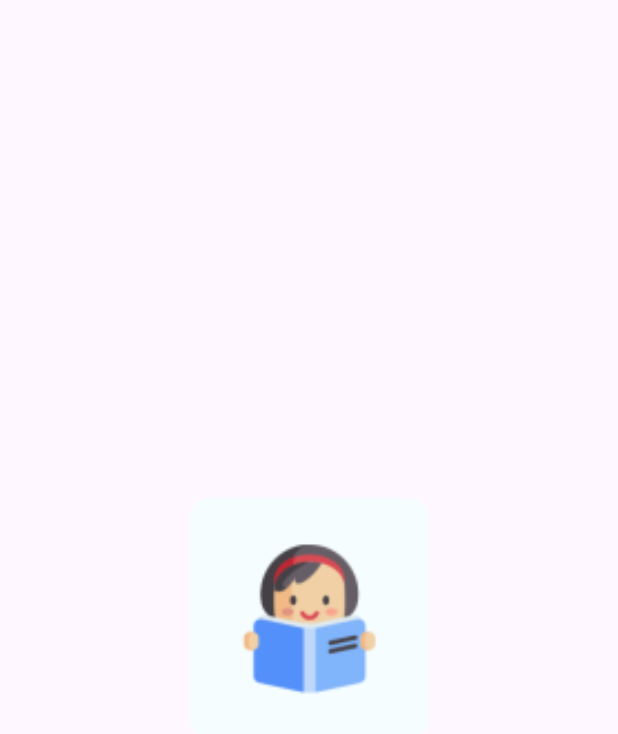
After one commit to virasare/Literalink, an Android app: the layout activity_splash.xml on its own in the app's theme, with its tools: preview values and no code run, on a phone screen of 412 x 824 dp. The commit adds this screen. Shown: the top 734 px of the screen. Run offline under Robolectric (Android 15) with nearby library versions, the phone set to English and light mode, and no system bars.

Commit message:
percantik dan splash screnn

```diff
--- a/app/src/main/AndroidManifest.xml
+++ b/app/src/main/AndroidManifest.xml
@@ -22,6 +22,7 @@
                 <category android:name="android.intent.category.LAUNCHER" />
             </intent-filter>
         </activity>
+        <activity android:name=".SplashActivity"/>
         <activity android:name=".DetailActivity" />
         <activity android:name=".AboutActivity" />
     </application>
--- /dev/null
+++ b/app/src/main/java/com/dicoding/literalinkapps/SplashActivity.kt
@@ -0,0 +1,30 @@
+package com.dicoding.literalinkapps
+
+import android.content.Intent
+import android.os.Bundle
+import android.os.Handler
+import android.os.Looper
+import android.view.animation.AnimationUtils
+import android.widget.ImageView
+import androidx.appcompat.app.AppCompatActivity
+
+class SplashActivity : AppCompatActivity() {
+
+    override fun onCreate(savedInstanceState: Bundle?) {
+        super.onCreate(savedInstanceState)
+        setContentView(R.layout.activity_splash)
+
+        val logoImageView: ImageView = findViewById(R.id.splash_logo)
+
+        val fadeIn = AnimationUtils.loadAnimation(this, R.anim.fade_in)
+        logoImageView.startAnimation(fadeIn)
+
+        val splashScreenDuration: Long = 3000
+
+        Handler(Looper.getMainLooper()).postDelayed({
+            val intent = Intent(this@SplashActivity, MainActivity::class.java)
+            startActivity(intent)
+            finish()
+        }, splashScreenDuration)
+    }
+}
--- /dev/null
+++ b/app/src/main/res/anim/fade_in.xml
@@ -0,0 +1,5 @@
+<?xml version="1.0" encoding="utf-8"?>
+<alpha xmlns:android="http://schemas.android.com/apk/res/android"
+    android:fromAlpha="0.0"
+    android:toAlpha="1.0"
+    android:duration="1500" />
--- /dev/null
+++ b/app/src/main/res/drawable/ic_bookmark.xml
@@ -0,0 +1,5 @@
+<vector xmlns:android="http://schemas.android.com/apk/res/android" android:height="24dp" android:tint="#000000" android:viewportHeight="24" android:viewportWidth="24" android:width="24dp">
+
+    <path android:fillColor="@android:color/white" android:pathData="M17,3L7,3c-1.1,0 -1.99,0.9 -1.99,2L5,21l7,-3 7,3L19,5c0,-1.1 -0.9,-2 -2,-2zM17,18l-5,-2.18L7,18L7,5h10v13z"/>
+
+</vector>
--- /dev/null
+++ b/app/src/main/res/drawable/ic_search.xml
@@ -0,0 +1,5 @@
+<vector xmlns:android="http://schemas.android.com/apk/res/android" android:height="24dp" android:tint="#000000" android:viewportHeight="24" android:viewportWidth="24" android:width="24dp">
+
+    <path android:fillColor="@android:color/white" android:pathData="M15.5,14h-0.79l-0.28,-0.27C15.41,12.59 16,11.11 16,9.5 16,5.91 13.09,3 9.5,3S3,5.91 3,9.5 5.91,16 9.5,16c1.61,0 3.09,-0.59 4.23,-1.57l0.27,0.28v0.79l5,4.99L20.49,19l-4.99,-5zM9.5,14C7.01,14 5,11.99 5,9.5S7.01,5 9.5,5 14,7.01 14,9.5 11.99,14 9.5,14z"/>
+
+</vector>
--- /dev/null
+++ b/app/src/main/res/drawable/ic_share.xml
@@ -0,0 +1,5 @@
+<vector xmlns:android="http://schemas.android.com/apk/res/android" android:height="24dp" android:tint="#000000" android:viewportHeight="24" android:viewportWidth="24" android:width="24dp">
+
+    <path android:fillColor="@android:color/white" android:pathData="M18,16.08c-0.76,0 -1.44,0.3 -1.96,0.77L8.91,12.7c0.05,-0.23 0.09,-0.46 0.09,-0.7s-0.04,-0.47 -0.09,-0.7l7.05,-4.11c0.54,0.5 1.25,0.81 2.04,0.81 1.66,0 3,-1.34 3,-3s-1.34,-3 -3,-3 -3,1.34 -3,3c0,0.24 0.04,0.47 0.09,0.7L8.04,9.81C7.5,9.31 6.79,9 6,9c-1.66,0 -3,1.34 -3,3s1.34,3 3,3c0.79,0 1.5,-0.31 2.04,-0.81l7.12,4.16c-0.05,0.21 -0.08,0.43 -0.08,0.65 0,1.61 1.31,2.92 2.92,2.92 1.61,0 2.92,-1.31 2.92,-2.92s-1.31,-2.92 -2.92,-2.92z"/>
+
+</vector>
--- /dev/null
+++ b/app/src/main/res/layout/activity_splash.xml
@@ -0,0 +1,18 @@
+<?xml version="1.0" encoding="utf-8"?>
+<androidx.constraintlayout.widget.ConstraintLayout xmlns:android="http://schemas.android.com/apk/res/android"
+    xmlns:app="http://schemas.android.com/apk/res-auto"
+    xmlns:tools="http://schemas.android.com/tools"
+    android:layout_width="match_parent"
+    android:layout_height="match_parent">
+
+    <ImageView
+        android:id="@+id/splash_logo"
+        android:layout_width="160dp"
+        android:layout_height="160dp"
+        app:layout_constraintBottom_toBottomOf="parent"
+        app:layout_constraintEnd_toEndOf="parent"
+        app:layout_constraintStart_toStartOf="parent"
+        app:layout_constraintTop_toTopOf="parent"
+        android:layout_centerInParent="true"
+        app:srcCompat="@mipmap/ic_launcher_round" />
+</androidx.constraintlayout.widget.ConstraintLayout>
--- a/app/src/main/res/values/colors.xml
+++ b/app/src/main/res/values/colors.xml
@@ -2,4 +2,9 @@
 <resources>
     <color name="black">#FF000000</color>
     <color name="white">#FFFFFFFF</color>
+    <color name="blue">#3498DB</color>
+    <color name="blue_light">#87CEEB</color>
+    <color name="blue_dark">#2C3E50</color>
+    <color name="gray_text">#606060</color>
+    <color name="gray">#95A5A6</color>
 </resources>
--- a/app/src/main/res/values/strings.xml
+++ b/app/src/main/res/values/strings.xml
@@ -20,6 +20,9 @@
     <string name="about">About</string>
     <string name="my_name">Lusia Elvira Sue Sare</string>
     <string name="my_email">virasare@gmail.com</string>
+    <string name="share">Share</string>
+    <string name="bookmark">Bookmark</string>
+    <string name="search">Search</string>
     <string-array name="data_title">
         <item>Tentang Kamu</item>
         <item>Bumi</item>
```
Also changed, not shown: app/src/main/java/com/dicoding/literalinkapps/DetailActivity.kt (+40 -14 lines), app/src/main/res/drawable/ic_about.xml (added, +11 -0 lines), app/src/main/res/layout/item_row_books.xml (+8 -5 lines), app/src/main/res/layout/layout_sinopsis.xml (+16 -16 lines), app/src/main/res/menu/menu_detail.xml (added, +15 -0 lines), app/src/main/res/menu/menu_main.xml (+8 -0 lines), app/src/main/res/values-night/themes.xml (+16 -2 lines), app/src/main/res/values/themes.xml (+16 -2 lines), app/src/main/res/drawable/bg.png.
